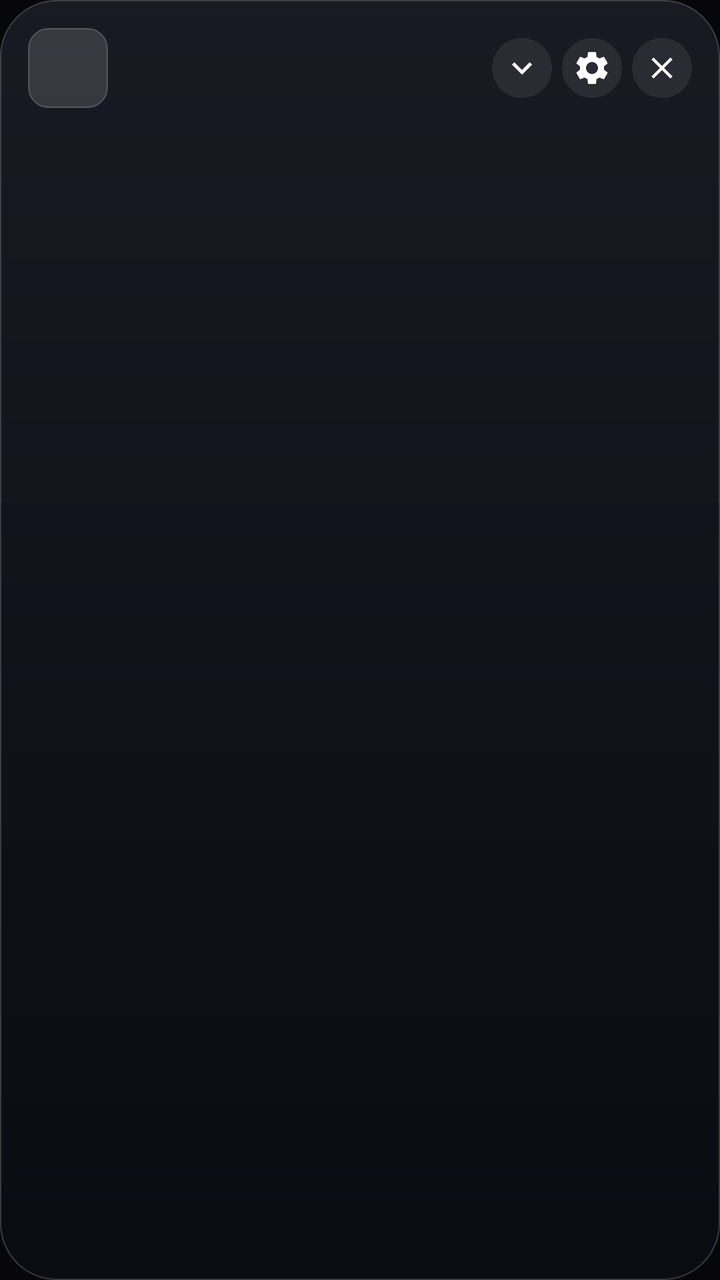
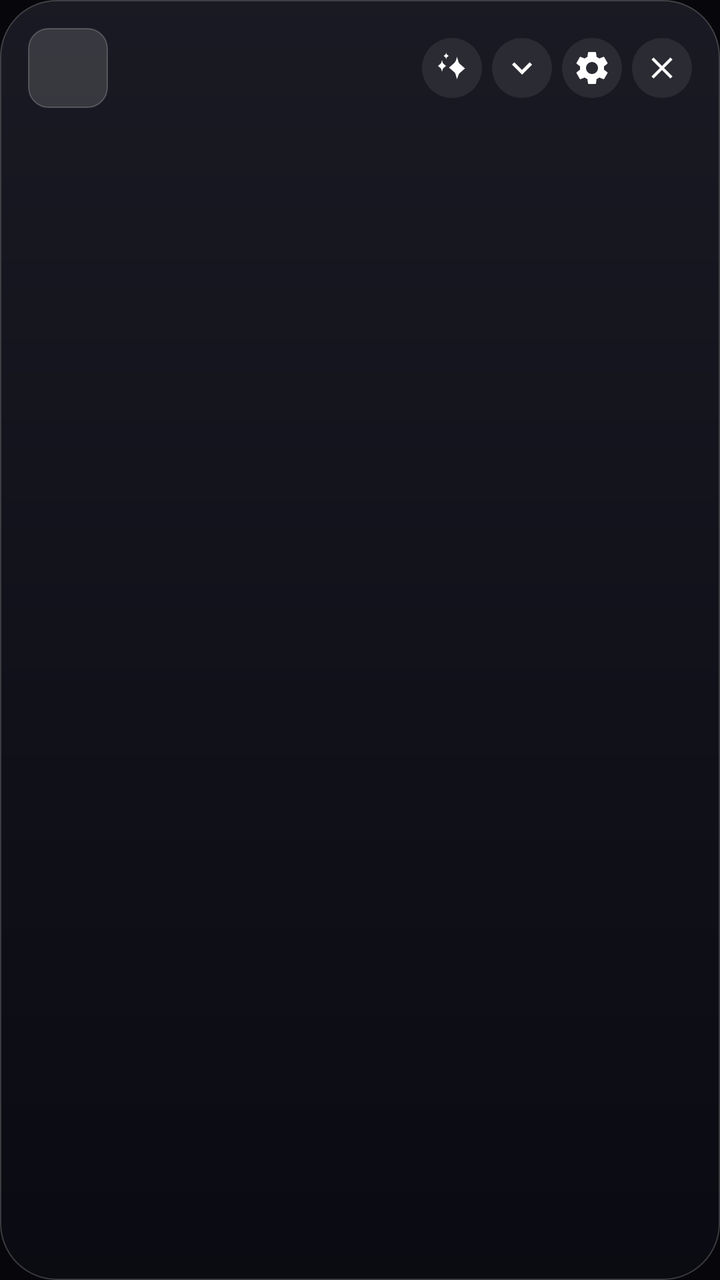

Screens rendered from an Android XML layout before and after an edit, with the pre-edit source and the edit as a unified diff.
<!-- AndroidManifest.xml: application theme Theme.LyricSync -->
<!-- res/layout/overlay_lyrics.xml -->
<?xml version="1.0" encoding="utf-8"?>
<LinearLayout xmlns:android="http://schemas.android.com/apk/res/android"
    xmlns:app="http://schemas.android.com/apk/res-auto"
    android:id="@+id/overlay_root"
    android:layout_width="match_parent"
    android:layout_height="wrap_content"
    android:orientation="vertical"
    android:background="@drawable/overlay_bg_rounded"
    android:padding="14dp"
    android:layout_marginStart="10dp"
    android:layout_marginEnd="10dp">

    
    <LinearLayout
        android:id="@+id/overlay_header"
        android:layout_width="match_parent"
        android:layout_height="wrap_content"
        android:orientation="horizontal"
        android:gravity="center_vertical"
        android:animateLayoutChanges="true"
        android:layout_marginBottom="10dp">

        <ImageView
            android:id="@+id/overlay_cover"
            android:layout_width="40dp"
            android:layout_height="40dp"
            android:background="@drawable/rounded_album_bg"
            android:scaleType="centerCrop"
            android:contentDescription="@string/cd_album_art" />

        <LinearLayout
            android:id="@+id/overlay_header_text"
            android:layout_width="0dp"
            android:layout_height="wrap_content"
            android:layout_weight="1"
            android:orientation="vertical"
            android:paddingStart="12dp"
            android:paddingEnd="10dp">

            <TextView
                android:id="@+id/overlay_title"
                android:layout_width="match_parent"
                android:layout_height="wrap_content"
                android:textColor="@color/text_primary"
                android:textSize="14sp"
                android:textStyle="bold"
                android:letterSpacing="0.01"
                android:maxLines="1"
                android:ellipsize="end" />

            <TextView
                android:id="@+id/overlay_artist"
                android:layout_width="match_parent"
                android:layout_height="wrap_content"
                android:textColor="@color/text_secondary"
                android:textSize="12sp"
                android:layout_marginTop="1dp"
                android:maxLines="1"
                android:ellipsize="end" />
        </LinearLayout>

        
        <LinearLayout
            android:id="@+id/overlay_header_actions"
            android:layout_width="wrap_content"
            android:layout_height="wrap_content"
            android:orientation="horizontal">

            <ImageView
                android:id="@+id/overlay_toggle"
                android:layout_width="30dp"
                android:layout_height="30dp"
                android:padding="5dp"
                android:background="@drawable/bg_icon_button"
                android:src="@drawable/ic_chevron_down"
                android:contentDescription="@string/cd_collapse" />

            <ImageView
                android:id="@+id/overlay_settings"
                android:layout_width="30dp"
                android:layout_height="30dp"
                android:padding="5dp"
                android:layout_marginStart="5dp"
                android:background="@drawable/bg_icon_button"
                android:src="@drawable/ic_settings"
                android:contentDescription="@string/cd_settings" />

            <ImageView
                android:id="@+id/overlay_close"
                android:layout_width="30dp"
                android:layout_height="30dp"
                android:padding="6dp"
                android:layout_marginStart="5dp"
                android:background="@drawable/bg_icon_button"
                android:src="@drawable/ic_close"
                android:contentDescription="@string/cd_close" />
        </LinearLayout>
    </LinearLayout>

    
    <LinearLayout
        android:id="@+id/overlay_settings_panel"
        android:layout_width="match_parent"
        android:layout_height="wrap_content"
        android:orientation="vertical"
        android:paddingTop="4dp"
        android:paddingBottom="8dp"
        android:visibility="gone">

        <TextView
            android:layout_width="wrap_content"
            android:layout_height="wrap_content"
            android:text="@string/section_playback"
            android:textColor="@color/text_faint"
            android:textSize="10sp"
            android:textStyle="bold"
            android:letterSpacing="0.10"
            android:layout_marginBottom="6dp" />

        <LinearLayout
            android:layout_width="match_parent"
            android:layout_height="wrap_content"
            android:orientation="horizontal"
            android:gravity="center"
            android:paddingBottom="10dp">

            <ImageView
                android:id="@+id/overlay_prev"
                android:layout_width="38dp"
                android:layout_height="38dp"
                android:padding="8dp"
                android:background="@drawable/bg_icon_button"
                android:src="@drawable/ic_skip_previous"
                android:contentDescription="@string/cd_previous" />

            <ImageView
                android:id="@+id/overlay_play_pause"
                android:layout_width="46dp"
                android:layout_height="46dp"
                android:padding="10dp"
                android:layout_marginStart="18dp"
                android:layout_marginEnd="18dp"
                android:background="@drawable/bg_icon_button"
                android:src="@drawable/ic_play"
                android:contentDescription="@string/cd_play_pause" />

            <ImageView
                android:id="@+id/overlay_next"
                android:layout_width="38dp"
                android:layout_height="38dp"
                android:padding="8dp"
                android:background="@drawable/bg_icon_button"
                android:src="@drawable/ic_skip_next"
                android:contentDescription="@string/cd_next" />
        </LinearLayout>

        <View
            android:layout_width="match_parent"
            android:layout_height="1dp"
            android:background="@color/divider"
            android:layout_marginBottom="10dp" />

        <TextView
            android:layout_width="wrap_content"
            android:layout_height="wrap_content"
            android:text="@string/section_font"
            android:textColor="@color/text_faint"
            android:textSize="10sp"
            android:textStyle="bold"
            android:letterSpacing="0.10"
            android:layout_marginBottom="6dp" />

        <HorizontalScrollView
            android:layout_width="match_parent"
            android:layout_height="wrap_content"
            android:scrollbars="none"
            android:overScrollMode="never"
            android:layout_marginBottom="10dp">

            <LinearLayout
                android:id="@+id/overlay_font_chips"
                android:layout_width="wrap_content"
                android:layout_height="wrap_content"
                android:orientation="horizontal" />
        </HorizontalScrollView>

        <TextView
            android:layout_width="wrap_content"
            android:layout_height="wrap_content"
            android:text="@string/section_animation"
            android:textColor="@color/text_faint"
            android:textSize="10sp"
            android:textStyle="bold"
            android:letterSpacing="0.10"
            android:layout_marginBottom="6dp" />

        <HorizontalScrollView
            android:layout_width="match_parent"
            android:layout_height="wrap_content"
            android:scrollbars="none"
            android:overScrollMode="never"
            android:layout_marginBottom="6dp">

            <LinearLayout
                android:id="@+id/overlay_anim_chips"
                android:layout_width="wrap_content"
                android:layout_height="wrap_content"
                android:orientation="horizontal" />
        </HorizontalScrollView>

        <HorizontalScrollView
            android:layout_width="match_parent"
            android:layout_height="wrap_content"
            android:scrollbars="none"
            android:overScrollMode="never"
            android:layout_marginBottom="10dp">

            <LinearLayout
                android:id="@+id/overlay_anim_effect_chips"
                android:layout_width="wrap_content"
                android:layout_height="wrap_content"
                android:orientation="horizontal" />
        </HorizontalScrollView>

        <LinearLayout
            android:layout_width="match_parent"
            android:layout_height="wrap_content"
            android:orientation="horizontal"
            android:gravity="center_vertical"
            android:paddingTop="4dp"
            android:paddingBottom="8dp">

            <ImageView
                android:layout_width="18dp"
                android:layout_height="18dp"
                android:src="@drawable/ic_music_note"
                app:tint="@color/accent"
                android:contentDescription="@null" />

            <TextView
                android:layout_width="0dp"
                android:layout_height="wrap_content"
                android:layout_weight="1"
                android:layout_marginStart="8dp"
                android:text="@string/lyrics_translation_title"
                android:textColor="@color/text_primary"
                android:textSize="13sp"
                android:textStyle="bold" />

            <androidx.appcompat.widget.SwitchCompat
                android:id="@+id/overlay_translate_switch"
                android:layout_width="wrap_content"
                android:layout_height="wrap_content"
                android:textOn=""
                android:textOff=""
                android:showText="false"
                app:showText="false" />
        </LinearLayout>

        <LinearLayout
            android:layout_width="match_parent"
            android:layout_height="wrap_content"
            android:orientation="horizontal"
            android:gravity="center_vertical"
            android:paddingTop="4dp"
            android:paddingBottom="8dp">

            <ImageView
                android:layout_width="18dp"
                android:layout_height="18dp"
                android:src="@drawable/ic_resize_grip"
                app:tint="@color/accent"
                android:contentDescription="@null" />

            <TextView
                android:layout_width="0dp"
                android:layout_height="wrap_content"
                android:layout_weight="1"
                android:layout_marginStart="8dp"
                android:text="@string/overlay_resize_title"
                android:textColor="@color/text_primary"
                android:textSize="13sp"
                android:textStyle="bold" />

            <androidx.appcompat.widget.SwitchCompat
                android:id="@+id/overlay_resize_switch"
                android:layout_width="wrap_content"
                android:layout_height="wrap_content"
                android:textOn=""
                android:textOff=""
                android:showText="false"
                app:showText="false" />
        </LinearLayout>

        <View
            android:layout_width="match_parent"
            android:layout_height="1dp"
            android:background="@color/divider"
            android:layout_marginBottom="10dp" />

        <LinearLayout
            android:layout_width="match_parent"
            android:layout_height="wrap_content"
            android:orientation="horizontal"
            android:gravity="center_vertical"
            android:baselineAligned="false">

            <TextView
                android:layout_width="0dp"
                android:layout_height="wrap_content"
                android:layout_weight="1"
                android:text="@string/sync_title"
                android:textColor="@color/text_primary"
                android:textSize="13sp"
                android:textStyle="bold" />

            <TextView
                android:id="@+id/overlay_sync_offset_label"
                android:layout_width="wrap_content"
                android:layout_height="wrap_content"
                android:text="0 ms"
                android:textColor="@color/accent"
                android:textSize="12sp"
                android:textStyle="bold" />
        </LinearLayout>

        <SeekBar
            android:id="@+id/overlay_sync_offset_slider"
            style="@style/Widget.LyricSync.SeekBar"
            android:layout_width="match_parent"
            android:layout_height="wrap_content"
            android:max="3000"
            android:progress="1500"
            android:layout_marginTop="2dp" />

        <TextView
            android:layout_width="match_parent"
            android:layout_height="wrap_content"
            android:text="@string/sync_hint_short"
            android:textColor="@color/text_dim"
            android:textSize="11sp"
            android:layout_marginTop="2dp" />
    </LinearLayout>

    
    <FrameLayout
        android:id="@+id/overlay_body"
        android:layout_width="match_parent"
        android:layout_height="wrap_content">

        <ScrollView
            android:id="@+id/overlay_scroll"
            android:layout_width="match_parent"
            android:layout_height="match_parent"
            android:scrollbars="none"
            android:overScrollMode="never"
            android:requiresFadingEdge="vertical"
            android:fadingEdgeLength="36dp"
            android:fillViewport="true">

            <LinearLayout
                android:id="@+id/overlay_lyrics_container"
                android:layout_width="match_parent"
                android:layout_height="wrap_content"
                android:orientation="vertical"
                android:paddingTop="12dp"
                android:paddingBottom="12dp"
                android:paddingStart="6dp"
                android:paddingEnd="6dp" />
        </ScrollView>

        
        <LinearLayout
            android:id="@+id/overlay_skeleton"
            android:layout_width="match_parent"
            android:layout_height="wrap_content"
            android:layout_gravity="center_vertical"
            android:orientation="vertical"
            android:paddingStart="8dp"
            android:paddingEnd="8dp"
            android:visibility="gone">

            <View
                android:id="@+id/skeleton_1"
                android:layout_width="match_parent"
                android:layout_height="15dp"
                android:background="@drawable/bg_skeleton" />

            <View
                android:id="@+id/skeleton_2"
                android:layout_width="match_parent"
                android:layout_height="15dp"
                android:layout_marginTop="12dp"
                android:layout_marginEnd="72dp"
                android:background="@drawable/bg_skeleton" />

            <View
                android:id="@+id/skeleton_3"
                android:layout_width="match_parent"
                android:layout_height="15dp"
                android:layout_marginTop="12dp"
                android:layout_marginEnd="28dp"
                android:background="@drawable/bg_skeleton" />

            <View
                android:id="@+id/skeleton_4"
                android:layout_width="match_parent"
                android:layout_height="15dp"
                android:layout_marginTop="12dp"
                android:layout_marginEnd="104dp"
                android:background="@drawable/bg_skeleton" />

            <TextView
                android:id="@+id/overlay_loading_label"
                android:layout_width="wrap_content"
                android:layout_height="wrap_content"
                android:layout_gravity="center_horizontal"
                android:text="@string/lyrics_loading"
                android:textColor="@color/text_dim"
                android:textSize="11sp"
                android:layout_marginTop="18dp" />
        </LinearLayout>

        
        <LinearLayout
            android:id="@+id/overlay_empty"
            android:layout_width="match_parent"
            android:layout_height="wrap_content"
            android:layout_gravity="center"
            android:orientation="vertical"
            android:gravity="center"
            android:paddingStart="16dp"
            android:paddingEnd="16dp"
            android:visibility="gone">

            <ImageView
                android:layout_width="30dp"
                android:layout_height="30dp"
                android:src="@drawable/ic_music_note"
                android:tint="@color/text_faint"
                android:contentDescription="@null" />

            <TextView
                android:id="@+id/overlay_empty_title"
                android:layout_width="wrap_content"
                android:layout_height="wrap_content"
                android:text="@string/lyrics_none"
                android:textColor="@color/text_secondary"
                android:textSize="13sp"
                android:textStyle="bold"
                android:layout_marginTop="10dp" />

            <TextView
                android:id="@+id/overlay_empty_desc"
                android:layout_width="wrap_content"
                android:layout_height="wrap_content"
                android:text="@string/lyrics_none_desc"
                android:textColor="@color/text_dim"
                android:textSize="11sp"
                android:gravity="center"
                android:layout_marginTop="3dp" />
        </LinearLayout>
    </FrameLayout>

    
    <FrameLayout
        android:id="@+id/overlay_resize_container"
        android:layout_width="match_parent"
        android:layout_height="wrap_content"
        android:visibility="gone">

        <ImageView
            android:id="@+id/overlay_resize_handle"
            android:layout_width="38dp"
            android:layout_height="28dp"
            android:layout_gravity="bottom|end"
            android:paddingStart="12dp"
            android:paddingTop="4dp"
            android:paddingEnd="2dp"
            android:paddingBottom="2dp"
            android:src="@drawable/ic_resize_grip"
            app:tint="@color/accent"
            android:contentDescription="@string/cd_resize" />
    </FrameLayout>
</LinearLayout>
<!-- resources referenced by this layout -->
<resources>
  <color name="accent">#FF1ED760</color>
  <color name="divider">#1AFFFFFF</color>
  <color name="text_dim">#66FFFFFF</color>
  <color name="text_faint">#3DFFFFFF</color>
  <color name="text_primary">#FFFFFFFF</color>
  <color name="text_secondary">#B8FFFFFF</color>
  <string name="cd_album_art">Album art</string>
  <string name="cd_close">Close overlay</string>
  <string name="cd_next">Next track</string>
  <string name="cd_previous">Previous track</string>
  <string name="cd_resize">Resize overlay</string>
  <string name="section_font">FONT</string>
  <string name="section_playback">PLAYBACK</string>
  <color name="white">#FFFFFFFF</color>
  <color name="accent_dark">#FF17B34E</color>
  <color name="black">#FF000000</color>
  <color name="background_primary">#FF07070B</color>
  <dimen name="pill_radius">100dp</dimen>
  <color name="track_inactive">#1FFFFFFF</color>
  <color name="thumb_halo">#331ED760</color>
  <!-- unchanged entries left out for length: 29 -->
</resources>

<!-- the commit's change to res/layout/overlay_lyrics.xml (unified diff, before → after) -->
@@ -67,10 +67,20 @@
             android:orientation="horizontal">
 
             <ImageView
+                android:id="@+id/overlay_ai_button"
+                android:layout_width="30dp"
+                android:layout_height="30dp"
+                android:padding="5dp"
+                android:background="@drawable/bg_icon_button"
+                android:src="@drawable/ic_sparkles"
+                android:contentDescription="AI Insights" />
+
+            <ImageView
                 android:id="@+id/overlay_toggle"
                 android:layout_width="30dp"
                 android:layout_height="30dp"
                 android:padding="5dp"
+                android:layout_marginStart="5dp"
                 android:background="@drawable/bg_icon_button"
                 android:src="@drawable/ic_chevron_down"
                 android:contentDescription="@string/cd_collapse" />
@@ -460,6 +470,16 @@
                 android:gravity="center"
                 android:layout_marginTop="3dp" />
         </LinearLayout>
+    </FrameLayout>
+
+    
+    <FrameLayout
+        android:id="@+id/overlay_ai_container"
+        android:layout_width="match_parent"
+        android:layout_height="wrap_content"
+        android:visibility="gone">
+
+        <include layout="@layout/overlay_ai_sheet" />
     </FrameLayout>
 
     
@@ -483,3 +503,186 @@
             android:contentDescription="@string/cd_resize" />
     </FrameLayout>
 </LinearLayout>
+<!-- res/layout/overlay_ai_sheet.xml (included above) -->
+<?xml version="1.0" encoding="utf-8"?>
+<LinearLayout xmlns:android="http://schemas.android.com/apk/res/android"
+    xmlns:app="http://schemas.android.com/apk/res-auto"
+    android:id="@+id/ai_sheet_root"
+    android:layout_width="match_parent"
+    android:layout_height="wrap_content"
+    android:orientation="vertical"
+    android:background="@drawable/overlay_bg_rounded"
+    android:padding="14dp"
+    android:layout_marginTop="6dp">
+
+    
+    <LinearLayout
+        android:layout_width="match_parent"
+        android:layout_height="wrap_content"
+        android:orientation="horizontal"
+        android:gravity="center_vertical"
+        android:layout_marginBottom="8dp">
+
+        <LinearLayout
+            android:layout_width="0dp"
+            android:layout_height="wrap_content"
+            android:layout_weight="1"
+            android:orientation="vertical">
+
+            <TextView
+                android:id="@+id/ai_sheet_title"
+                android:layout_width="match_parent"
+                android:layout_height="wrap_content"
+                android:textColor="@color/text_primary"
+                android:textSize="14sp"
+                android:textStyle="bold"
+                android:maxLines="1"
+                android:ellipsize="end"
+                android:text="✨ AI Insights" />
+
+            <TextView
+                android:id="@+id/ai_sheet_artist"
+                android:layout_width="match_parent"
+                android:layout_height="wrap_content"
+                android:textColor="@color/text_secondary"
+                android:textSize="11sp"
+                android:maxLines="1"
+                android:ellipsize="end" />
+        </LinearLayout>
+
+        <ImageView
+            android:id="@+id/ai_web_search_chip"
+            android:layout_width="30dp"
+            android:layout_height="30dp"
+            android:padding="5dp"
+            android:background="@drawable/bg_icon_button"
+            android:src="@drawable/ic_search"
+            android:contentDescription="Toggle Web Search"
+            android:alpha="0.5" />
+
+        <ImageView
+            android:id="@+id/ai_close_button"
+            android:layout_width="30dp"
+            android:layout_height="30dp"
+            android:padding="6dp"
+            android:layout_marginStart="5dp"
+            android:background="@drawable/bg_icon_button"
+            android:src="@drawable/ic_close"
+            android:contentDescription="Close AI" />
+    </LinearLayout>
+
+    
+    <TextView
+        android:id="@+id/ai_mood_badge"
+        android:layout_width="wrap_content"
+        android:layout_height="wrap_content"
+        android:paddingStart="12dp"
+        android:paddingEnd="12dp"
+        android:paddingTop="4dp"
+        android:paddingBottom="4dp"
+        android:textColor="#E0E0E0"
+        android:textSize="11sp"
+        android:textStyle="bold"
+        android:background="@drawable/bg_pill_ok"
+        android:visibility="gone" />
+
+    
+    <ScrollView
+        android:layout_width="match_parent"
+        android:layout_height="wrap_content"
+        android:maxHeight="150dp"
+        android:layout_marginTop="6dp"
+        android:scrollbars="vertical"
+        android:fadeScrollbars="true">
+
+        <TextView
+            android:id="@+id/ai_summary_text"
+            android:layout_width="match_parent"
+            android:layout_height="wrap_content"
+            android:textColor="@color/text_secondary"
+            android:textSize="12sp"
+            android:lineSpacingExtra="3dp"
+            android:text="Tap the sparkles button to analyze song meaning…" />
+    </ScrollView>
+
+    
+    <HorizontalScrollView
+        android:layout_width="match_parent"
+        android:layout_height="wrap_content"
+        android:scrollbars="none"
+        android:overScrollMode="never"
+        android:layout_marginTop="8dp">
+
+        <LinearLayout
+            android:id="@+id/ai_quick_chips_container"
+            android:layout_width="wrap_content"
+            android:layout_height="wrap_content"
+            android:orientation="horizontal" />
+    </HorizontalScrollView>
+
+    
+    <ScrollView
+        android:id="@+id/ai_chat_scroll"
+        android:layout_width="match_parent"
+        android:layout_height="wrap_content"
+        android:maxHeight="200dp"
+        android:layout_marginTop="8dp"
+        android:scrollbars="vertical"
+        android:fadeScrollbars="true"
+        android:visibility="gone">
+
+        <LinearLayout
+            android:id="@+id/ai_chat_messages"
+            android:layout_width="match_parent"
+            android:layout_height="wrap_content"
+            android:orientation="vertical" />
+    </ScrollView>
+
+    
+    <LinearLayout
+        android:layout_width="match_parent"
+        android:layout_height="wrap_content"
+        android:orientation="horizontal"
+        android:gravity="center_vertical"
+        android:layout_marginTop="8dp">
+
+        <EditText
+            android:id="@+id/ai_chat_input"
+            android:layout_width="0dp"
+            android:layout_height="36dp"
+            android:layout_weight="1"
+            android:hint="Ask about this song…"
+            android:textColorHint="@color/text_dim"
+            android:textColor="@color/text_primary"
+            android:textSize="12sp"
+            android:paddingStart="12dp"
+            android:paddingEnd="8dp"
+            android:background="@drawable/bg_tip_box"
+            android:inputType="text"
+            android:imeOptions="actionSend"
+            android:maxLines="1"
+            android:singleLine="true" />
+
+        <ImageView
+            android:id="@+id/ai_chat_send"
+            android:layout_width="36dp"
+            android:layout_height="36dp"
+            android:padding="8dp"
+            android:layout_marginStart="6dp"
+            android:background="@drawable/bg_icon_button"
+            android:src="@drawable/ic_chevron_right"
+            android:contentDescription="Send" />
+    </LinearLayout>
+
+    
+    <TextView
+        android:id="@+id/ai_quota_badge"
+        android:layout_width="wrap_content"
+        android:layout_height="wrap_content"
+        android:layout_gravity="end"
+        android:textColor="@color/text_dim"
+        android:textSize="9sp"
+        android:layout_marginTop="4dp"
+        android:visibility="gone" />
+
+</LinearLayout>
<!-- resource entries referenced after the edit -->
@@ -6,6 +6,63 @@
   <color name="text_faint">#3DFFFFFF</color>
   <color name="text_primary">#FFFFFFFF</color>
   <color name="text_secondary">#B8FFFFFF</color>
+  <!-- drawable bg_pill_ok (drawable) -->
+  <?xml version="1.0" encoding="utf-8"?>
+  <shape xmlns:android="http://schemas.android.com/apk/res/android"
+      android:shape="rectangle">
+      <corners android:radius="@dimen/pill_radius" />
+      <solid android:color="@color/state_ok_soft" />
+      <stroke android:width="1dp" android:color="#381ED760" />
+  </shape>
+  <!-- drawable bg_tip_box (drawable) -->
+  <?xml version="1.0" encoding="utf-8"?>
+  <shape xmlns:android="http://schemas.android.com/apk/res/android"
+      android:shape="rectangle">
+      <solid android:color="#0DFFFFFF" />
+      <stroke
+          android:width="1dp"
+          android:color="@color/card_stroke" />
+      <corners android:radius="14dp" />
+  </shape>
+  <!-- drawable ic_chevron_right (drawable) -->
+  <?xml version="1.0" encoding="utf-8"?>
+  <vector xmlns:android="http://schemas.android.com/apk/res/android"
+      android:width="24dp"
+      android:height="24dp"
+      android:viewportWidth="24"
+      android:viewportHeight="24">
+      <path
+          android:fillColor="#FFFFFF"
+          android:pathData="M10,6L8.59,7.41 13.17,12l-4.58,4.59L10,18l6,-6z" />
+  </vector>
+  <!-- drawable ic_search (drawable) -->
+  <?xml version="1.0" encoding="utf-8"?>
+  <vector xmlns:android="http://schemas.android.com/apk/res/android"
+      android:width="24dp"
+      android:height="24dp"
+      android:viewportWidth="24"
+      android:viewportHeight="24">
+      <path
+          android:fillColor="#FFFFFF"
+          android:pathData="M15.5,14h-0.79l-0.28,-0.27C15.41,12.59 16,11.11 16,9.5 16,5.91 13.09,3 9.5,3S3,5.91 3,9.5 5.91,16 9.5,16c1.61,0 3.09,-0.59 4.23,-1.57l0.27,0.28v0.79l5,4.99L20.49,19l-4.99,-5zM9.5,14C7.01,14 5,11.99 5,9.5S7.01,5 9.5,5 14,7.01 14,9.5 11.99,14 9.5,14z" />
+  </vector>
+  <!-- drawable ic_sparkles (drawable) -->
+  <?xml version="1.0" encoding="utf-8"?>
+  <vector xmlns:android="http://schemas.android.com/apk/res/android"
+      android:width="24dp"
+      android:height="24dp"
+      android:viewportWidth="24"
+      android:viewportHeight="24">
+      <path
+          android:fillColor="#FFFFFF"
+          android:pathData="M14.187,8.096L15,5.25L15.813,8.096c0.171,0.597 0.519,1.134 1.005,1.55l2.985,2.604l-2.985,2.604c-0.486,0.416 -0.834,0.953 -1.005,1.55L15,18.75l-0.813,-2.846c-0.171,-0.597 -0.519,-1.134 -1.005,-1.55l-2.985,-2.604l2.985,-2.604c0.486,-0.416 0.834,-0.953 1.005,-1.55z" />
+      <path
+          android:fillColor="#FFFFFF"
+          android:pathData="M6,14.25L6.417,12.792c0.084,-0.293 0.258,-0.558 0.504,-0.768L8.4,10.75L6.921,9.476c-0.246,-0.21 -0.42,-0.475 -0.504,-0.768L6,7.25L5.583,8.708c-0.084,0.293 -0.258,0.558 -0.504,0.768L3.6,10.75l1.479,1.274c0.246,0.21 0.42,0.475 0.504,0.768L6,14.25z" />
+      <path
+          android:fillColor="#FFFFFF"
+          android:pathData="M8.5,6.75L8.708,5.999c0.041,-0.143 0.127,-0.274 0.249,-0.378L10,4.75l-1.043,-0.871c-0.122,-0.104 -0.208,-0.235 -0.249,-0.378L8.5,2.75L8.292,3.501c-0.041,0.143 -0.127,0.274 -0.249,0.378L7,4.75l1.043,0.871c0.122,0.104 0.208,0.235 0.249,0.378L8.5,6.75z" />
+  </vector>
   <string name="cd_album_art">Album art</string>
   <string name="cd_close">Close overlay</string>
   <string name="cd_next">Next track</string>
@@ -18,6 +75,8 @@
   <color name="black">#FF000000</color>
   <color name="background_primary">#FF07070B</color>
   <dimen name="pill_radius">100dp</dimen>
+  <color name="state_ok_soft">#241ED760</color>
+  <color name="card_stroke">#14FFFFFF</color>
   <color name="track_inactive">#1FFFFFFF</color>
   <color name="thumb_halo">#331ED760</color>
   <!-- unchanged entries left out for length: 29 -->
